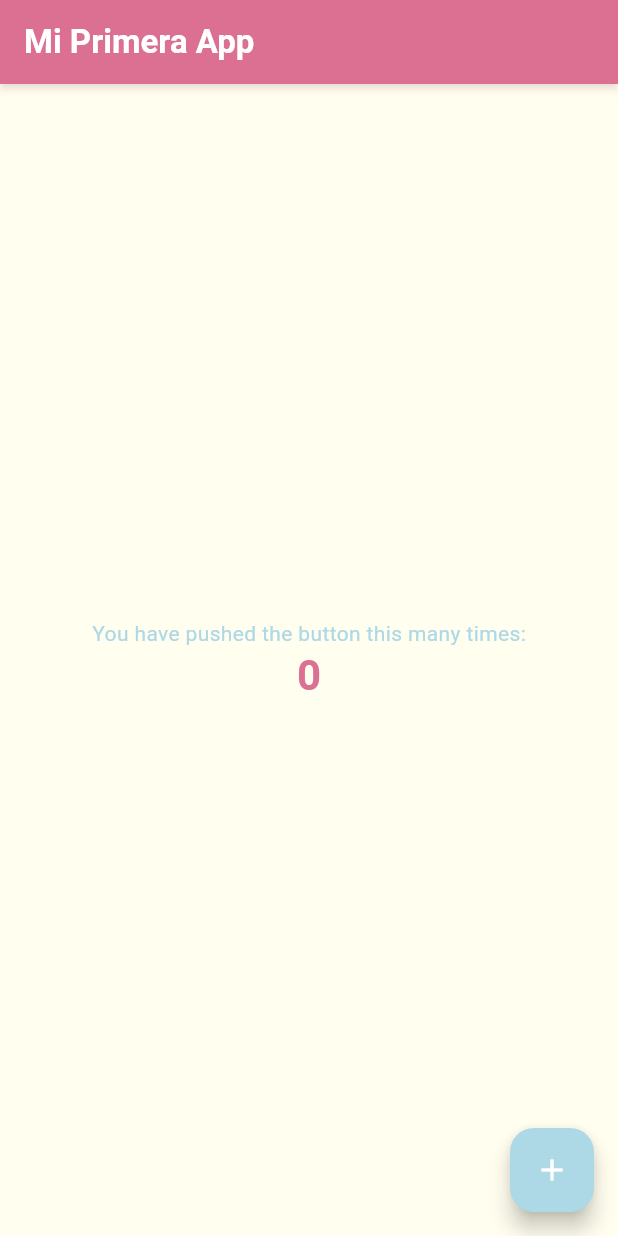
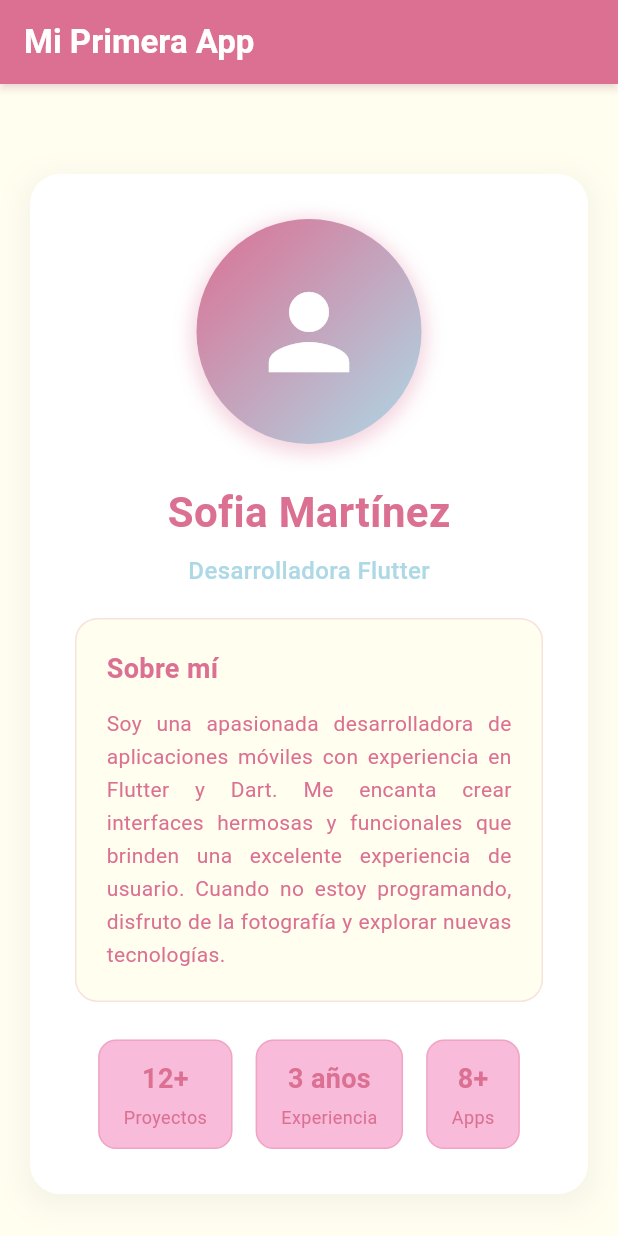
Before and after one commit to kmmelissat/flutter_demo, a Flutter app: the screen it shows after launch, on a phone screen of 412 x 824 dp. Run offline on Flutter 3.47's test engine with Material 3 defaults, Android fonts, the phone set to English and light mode, and no system bars.

Commit message:
✨ Refactor home page layout: remove counter functionality and integrate HeroSection for improved design and user experience

```diff
--- /dev/null
+++ b/lib/hero_section.dart
@@ -0,0 +1,161 @@
+import 'package:flutter/material.dart';
+
+class HeroSection extends StatelessWidget {
+  const HeroSection({super.key});
+
+  @override
+  Widget build(BuildContext context) {
+    return Container(
+      padding: const EdgeInsets.all(30),
+      decoration: BoxDecoration(
+        color: Colors.white,
+        borderRadius: BorderRadius.circular(20),
+        boxShadow: [
+          BoxShadow(
+            color: Colors.grey.withOpacity(0.1),
+            spreadRadius: 5,
+            blurRadius: 15,
+            offset: const Offset(0, 5),
+          ),
+        ],
+      ),
+      child: Column(
+        children: [
+          // Profile Photo
+          Container(
+            width: 150,
+            height: 150,
+            decoration: BoxDecoration(
+              shape: BoxShape.circle,
+              gradient: LinearGradient(
+                colors: [
+                  Theme.of(context).colorScheme.primary,
+                  Theme.of(context).colorScheme.secondary,
+                ],
+                begin: Alignment.topLeft,
+                end: Alignment.bottomRight,
+              ),
+              boxShadow: [
+                BoxShadow(
+                  color: Theme.of(context).colorScheme.primary.withOpacity(0.3),
+                  spreadRadius: 3,
+                  blurRadius: 10,
+                  offset: const Offset(0, 3),
+                ),
+              ],
+            ),
+            child: const Icon(Icons.person, size: 80, color: Colors.white),
+          ),
+
+          const SizedBox(height: 25),
+
+          // Name
+          Text(
+            'Sofia Martínez',
+            style: TextStyle(
+              fontSize: 28,
+              fontWeight: FontWeight.bold,
+              color: Theme.of(context).colorScheme.primary,
+            ),
+          ),
+
+          const SizedBox(height: 8),
+
+          // Title/Role
+          Text(
+            'Desarrolladora Flutter',
+            style: TextStyle(
+              fontSize: 16,
+              color: Theme.of(context).colorScheme.secondary,
+              fontWeight: FontWeight.w500,
+            ),
+          ),
+
+          const SizedBox(height: 20),
+
+          // About Me
+          Container(
+            padding: const EdgeInsets.all(20),
+            decoration: BoxDecoration(
+              color: Theme.of(context).colorScheme.surface,
+              borderRadius: BorderRadius.circular(15),
+              border: Border.all(
+                color: Theme.of(context).colorScheme.primary.withOpacity(0.2),
+                width: 1,
+              ),
+            ),
+            child: Column(
+              crossAxisAlignment: CrossAxisAlignment.start,
+              children: [
+                Text(
+                  'Sobre mí',
+                  style: TextStyle(
+                    fontSize: 18,
+                    fontWeight: FontWeight.bold,
+                    color: Theme.of(context).colorScheme.primary,
+                  ),
+                ),
+                const SizedBox(height: 12),
+                Text(
+                  'Soy una apasionada desarrolladora de aplicaciones móviles con experiencia en Flutter y Dart. Me encanta crear interfaces hermosas y funcionales que brinden una excelente experiencia de usuario. Cuando no estoy programando, disfruto de la fotografía y explorar nuevas tecnologías.',
+                  style: TextStyle(
+                    fontSize: 14,
+                    height: 1.6,
+                    color: Theme.of(context).colorScheme.onSurface,
+                  ),
+                  textAlign: TextAlign.justify,
+                ),
+              ],
+            ),
+          ),
+
+          const SizedBox(height: 25),
+
+          // Stats Row
+          Row(
+            mainAxisAlignment: MainAxisAlignment.spaceEvenly,
+            children: [
+              _buildStatCard('Proyectos', '12+', context),
+              _buildStatCard('Experiencia', '3 años', context),
+              _buildStatCard('Apps', '8+', context),
+            ],
+          ),
+        ],
+      ),
+    );
+  }
+
+  Widget _buildStatCard(String label, String value, BuildContext context) {
+    return Container(
+      padding: const EdgeInsets.symmetric(vertical: 12, horizontal: 16),
+      decoration: BoxDecoration(
+        color: Theme.of(context).colorScheme.primaryContainer,
+        borderRadius: BorderRadius.circular(12),
+        border: Border.all(
+          color: Theme.of(context).colorScheme.primary.withOpacity(0.3),
+          width: 1,
+        ),
+      ),
+      child: Column(
+        children: [
+          Text(
+            value,
+            style: TextStyle(
+              fontSize: 18,
+              fontWeight: FontWeight.bold,
+              color: Theme.of(context).colorScheme.primary,
+            ),
+          ),
+          const SizedBox(height: 4),
+          Text(
+            label,
+            style: TextStyle(
+              fontSize: 12,
+              color: Theme.of(context).colorScheme.onPrimaryContainer,
+            ),
+          ),
+        ],
+      ),
+    );
+  }
+}
--- a/lib/main.dart
+++ b/lib/main.dart
@@ -1,5 +1,6 @@
 import 'package:flutter/material.dart';
 import 'theme.dart';
+import 'hero_section.dart';
 
 void main() {
   runApp(const MyApp());
@@ -37,19 +38,6 @@ class MyHomePage extends StatefulWidget {
 }
 
 class _MyHomePageState extends State<MyHomePage> {
-  int _counter = 0;
-
-  void _incrementCounter() {
-    setState(() {
-      // This call to setState tells the Flutter framework that something has
-      // changed in this State, which causes it to rerun the build method below
-      // so that the display can reflect the updated values. If we changed
-      // _counter without calling setState(), then the build method would not be
-      // called again, and so nothing would appear to happen.
-      _counter++;
-    });
-  }
-
   @override
   Widget build(BuildContext context) {
     // This method is rerun every time setState is called, for instance as done
@@ -66,38 +54,22 @@ class _MyHomePageState extends State<MyHomePage> {
         ),
         centerTitle: false, // Aligns title to the left
       ),
-      body: Center(
-        // Center is a layout widget. It takes a single child and positions it
-        // in the middle of the parent.
-        child: Column(
-          // Column is also a layout widget. It takes a list of children and
-          // arranges them vertically. By default, it sizes itself to fit its
-          // children horizontally, and tries to be as tall as its parent.
-          //
-          // Column has various properties to control how it sizes itself and
-          // how it positions its children. Here we use mainAxisAlignment to
-          // center the children vertically; the main axis here is the vertical
-          // axis because Columns are vertical (the cross axis would be
-          // horizontal).
-          //
-          // TRY THIS: Invoke "debug painting" (choose the "Toggle Debug Paint"
-          // action in the IDE, or press "p" in the console), to see the
-          // wireframe for each widget.
-          mainAxisAlignment: MainAxisAlignment.center,
-          children: <Widget>[
-            const Text('You have pushed the button this many times:'),
-            Text(
-              '$_counter',
-              style: Theme.of(context).textTheme.headlineMedium,
-            ),
-          ],
+      body: SingleChildScrollView(
+        child: Padding(
+          padding: const EdgeInsets.all(20.0),
+          child: Column(
+            crossAxisAlignment: CrossAxisAlignment.center,
+            children: [
+              const SizedBox(height: 40),
+
+              // Hero Section
+              const HeroSection(),
+
+              const SizedBox(height: 30),
+            ],
+          ),
         ),
       ),
-      floatingActionButton: FloatingActionButton(
-        onPressed: _incrementCounter,
-        tooltip: 'Increment',
-        child: const Icon(Icons.add),
-      ), // This trailing comma makes auto-formatting nicer for build methods.
     );
   }
 }
```
